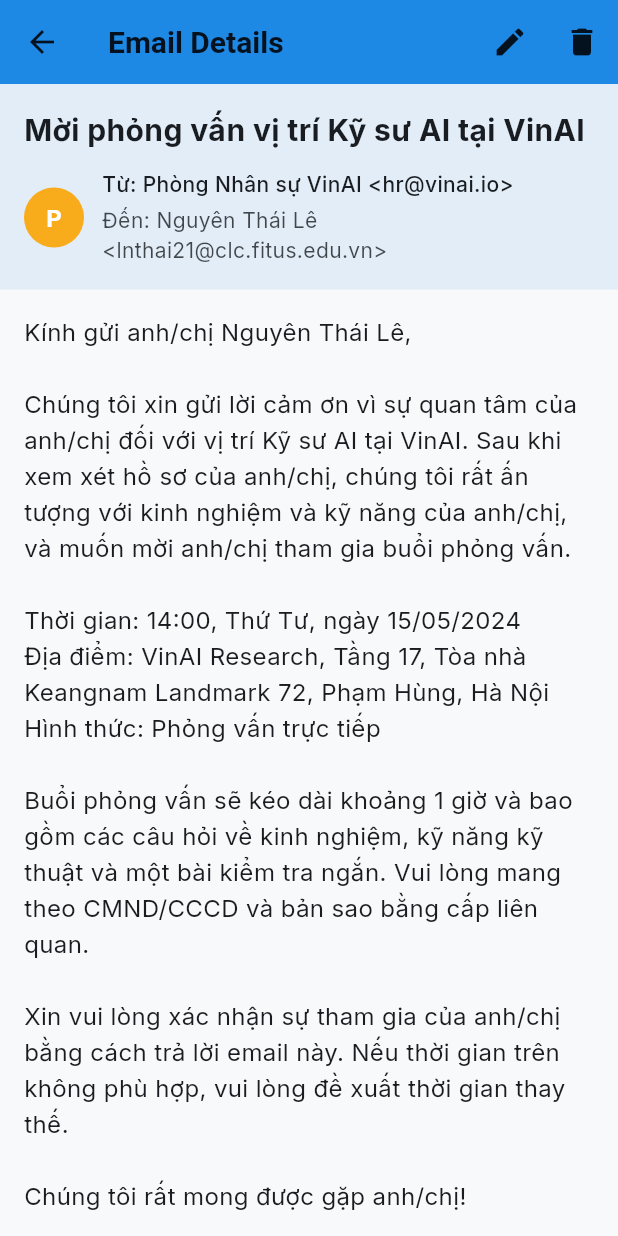
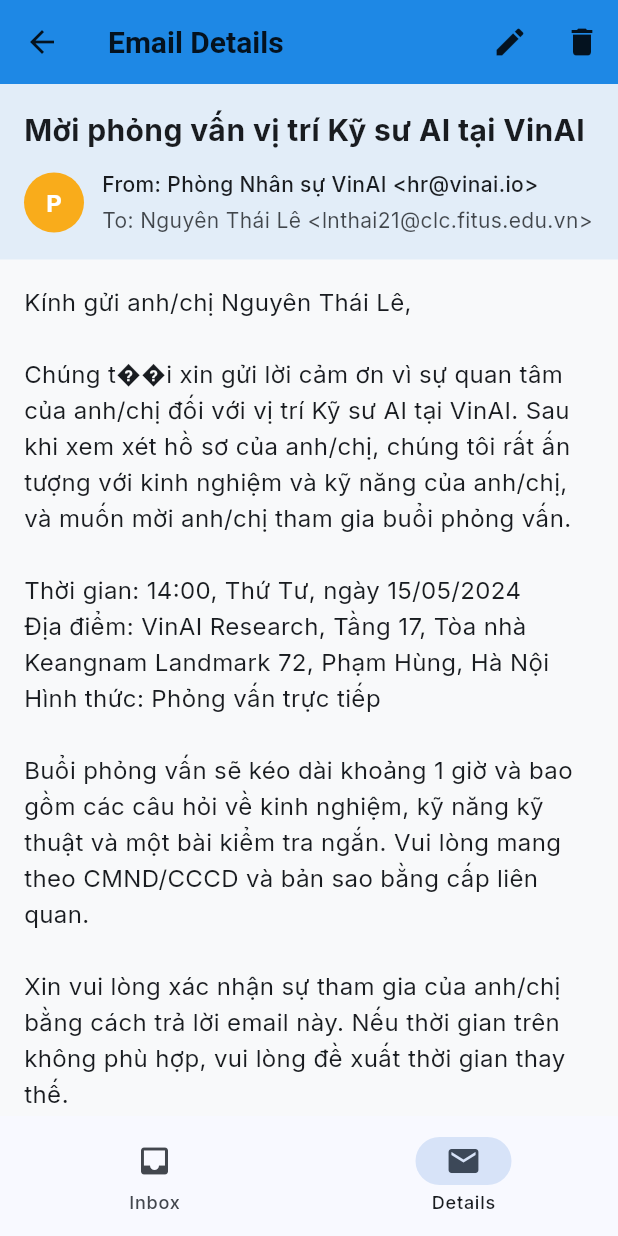
Before and after one commit to nnam24/advanced_mobile, a Flutter app: the EmailScreen screen opened directly, after a tap on an icon or button, on a phone screen of 412 x 824 dp. Run offline on Flutter 3.47's test engine with Material 3 defaults, Android fonts, the phone set to English and light mode, and no system bars; our stand-ins replace file_picker, flutter_native_splash, font_awesome_flutter, google_fonts, google_mobile_ads, image_picker and 3 more; missing offline and left inert: flutter_displaymode; accounts and stored records are empty; network calls fail.

Commit message:
[EMAIL AI]: DONE

```diff
--- a/lib/screens/email/email_detail_screen.dart
+++ b/lib/screens/email/email_detail_screen.dart
@@ -8,10 +8,12 @@ import '../../models/email_model.dart';
 
 class EmailDetailScreen extends StatefulWidget {
   final Function(EmailModel) onEditEmail;
+  final VoidCallback onBackPressed;
 
   const EmailDetailScreen({
     Key? key,
     required this.onEditEmail,
+    required this.onBackPressed,
   }) : super(key: key);
 
   @override
@@ -78,7 +80,7 @@ class _EmailDetailScreenState extends State<EmailDetailScreen> {
       if (mounted) {
         ScaffoldMessenger.of(context).showSnackBar(
           SnackBar(
-            content: Text('Lỗi: ${emailProvider.error}'),
+            content: Text('Error: ${emailProvider.error}'),
             backgroundColor: Colors.red,
           ),
         );
@@ -159,10 +161,8 @@ class _EmailDetailScreenState extends State<EmailDetailScreen> {
             elevation: 0,
             leading: IconButton(
               icon: const Icon(Icons.arrow_back),
-              onPressed: () {
-                // Đảm bảo quay về email_list_screen
-                Navigator.of(context).pop();
-              },
+              onPressed: widget.onBackPressed,
+              tooltip: 'Back to inbox',
             ),
             actions: [
               IconButton(
@@ -195,7 +195,7 @@ class _EmailDetailScreenState extends State<EmailDetailScreen> {
                   if (confirm == true) {
                     await emailProvider.deleteEmail(email.id);
                     if (mounted) {
-                      Navigator.of(context).pop();
+                      widget.onBackPressed();
                     }
                   }
                 },
@@ -243,7 +243,7 @@ class _EmailDetailScreenState extends State<EmailDetailScreen> {
                               crossAxisAlignment: CrossAxisAlignment.start,
                               children: [
                                 Text(
-                                  'Từ: ${email.sender}',
+                                  'From: ${email.sender}',
                                   style: TextStyle(
                                     fontSize: 14,
                                     fontWeight: FontWeight.w500,
@@ -252,7 +252,7 @@ class _EmailDetailScreenState extends State<EmailDetailScreen> {
                                 ),
                                 const SizedBox(height: 4),
                                 Text(
-                                  'Đến: ${email.receiver}',
+                                  'To: ${email.receiver}',
                                   style: TextStyle(
                                     fontSize: 14,
                                     color: colorScheme.onSurface.withOpacity(0.8),
--- a/lib/screens/email/email_screen.dart
+++ b/lib/screens/email/email_screen.dart
@@ -35,15 +35,12 @@ class _EmailScreenState extends State<EmailScreen> {
     setState(() {
       _currentIndex = 1; // Chuyển sang tab chi tiết
     });
-    // Sử dụng Navigator.push thay vì pushReplacement để giữ email_list_screen trong stack
-    Navigator.push(
-      context,
-      MaterialPageRoute(
-        builder: (context) => EmailDetailScreen(
-          onEditEmail: _editEmail,
-        ),
-      ),
-    );
+  }
+
+  void _goBackToList() {
+    setState(() {
+      _currentIndex = 0; // Chuyển về tab danh sách
+    });
   }
 
   void _composeEmail() {
@@ -91,15 +88,20 @@ class _EmailScreenState extends State<EmailScreen> {
               // Tab 1: Chi tiết email
               EmailDetailScreen(
                 onEditEmail: _editEmail,
+                onBackPressed: _goBackToList,
               ),
             ],
           ),
           bottomNavigationBar: NavigationBar(
             selectedIndex: _currentIndex,
             onDestinationSelected: (index) {
-              setState(() {
-                _currentIndex = index;
-              });
+              // Chỉ cho phép chuyển từ chi tiết về danh sách
+              // Không cho phép chuyển từ danh sách sang chi tiết nếu không có email được chọn
+              if (index == 0 || (index == 1 && emailProvider.selectedEmail != null)) {
+                setState(() {
+                  _currentIndex = index;
+                });
+              }
             },
             backgroundColor: colorScheme.surface,
             destinations: [
@@ -111,7 +113,8 @@ class _EmailScreenState extends State<EmailScreen> {
               NavigationDestination(
                 icon: const Icon(Icons.email),
                 label: 'Details',
-                tooltip: 'View email details',                enabled: emailProvider.selectedEmail != null,
+                tooltip: 'View email details',
+                enabled: emailProvider.selectedEmail != null,
               ),
             ],
           ),
@@ -121,7 +124,8 @@ class _EmailScreenState extends State<EmailScreen> {
             backgroundColor: colorScheme.primary,
             foregroundColor: colorScheme.onPrimary,
             child: const Icon(Icons.edit),
-            tooltip: 'Compose New Email',          )
+            tooltip: 'Compose New Email',
+          )
               : null,
         );
       },
--- a/lib/services/email_service.dart
+++ b/lib/services/email_service.dart
@@ -139,7 +139,7 @@ class EmailService {
       EmailModel(
         id: '1',
         subject: 'Mời phỏng vấn vị trí Kỹ sư AI tại VinAI',
-        content: 'Kính gửi anh/chị ${_currentUser?.name ?? "Nguyên Thái Lê"},\n\nChúng tôi xin gửi lời cảm ơn vì sự quan tâm của anh/chị đối với vị trí Kỹ sư AI tại VinAI. Sau khi xem xét hồ sơ của anh/chị, chúng tôi rất ấn tượng với kinh nghiệm và kỹ năng của anh/chị, và muốn mời anh/chị tham gia buổi phỏng vấn.\n\nThời gian: 14:00, Thứ Tư, ngày 15/05/2024\nĐịa điểm: VinAI Research, Tầng 17, Tòa nhà Keangnam Landmark 72, Phạm Hùng, Hà Nội\nHình thức: Phỏng vấn trực tiếp\n\nBuổi phỏng vấn sẽ kéo dài khoảng 1 giờ và bao gồm các câu hỏi về kinh nghiệm, kỹ năng kỹ thuật và một bài kiểm tra ngắn. Vui lòng mang theo CMND/CCCD và bản sao bằng cấp liên quan.\n\nXin vui lòng xác nhận sự tham gia của anh/chị bằng cách trả lời email này. Nếu thời gian trên không phù hợp, vui lòng đề xuất thời gian thay thế.\n\nChúng tôi rất mong được gặp anh/chị!\n\nTrân trọng,\nPhòng Nhân sự\nVinAI Research',
+        content: 'Kính gửi anh/chị ${_currentUser?.name ?? "Nguyên Thái Lê"},\n\nChúng t��i xin gửi lời cảm ơn vì sự quan tâm của anh/chị đối với vị trí Kỹ sư AI tại VinAI. Sau khi xem xét hồ sơ của anh/chị, chúng tôi rất ấn tượng với kinh nghiệm và kỹ năng của anh/chị, và muốn mời anh/chị tham gia buổi phỏng vấn.\n\nThời gian: 14:00, Thứ Tư, ngày 15/05/2024\nĐịa điểm: VinAI Research, Tầng 17, Tòa nhà Keangnam Landmark 72, Phạm Hùng, Hà Nội\nHình thức: Phỏng vấn trực tiếp\n\nBuổi phỏng vấn sẽ kéo dài khoảng 1 giờ và bao gồm các câu hỏi về kinh nghiệm, kỹ năng kỹ thuật và một bài kiểm tra ngắn. Vui lòng mang theo CMND/CCCD và bản sao bằng cấp liên quan.\n\nXin vui lòng xác nhận sự tham gia của anh/chị bằng cách trả lời email này. Nếu thời gian trên không phù hợp, vui lòng đề xuất thời gian thay thế.\n\nChúng tôi rất mong được gặp anh/chị!\n\nTrân trọng,\nPhòng Nhân sự\nVinAI Research',
         sender: 'Phòng Nhân sự VinAI <hr@vinai.io>',
         receiver: receiver,
         timestamp: DateTime.now().subtract(const Duration(hours: 5)),
```
